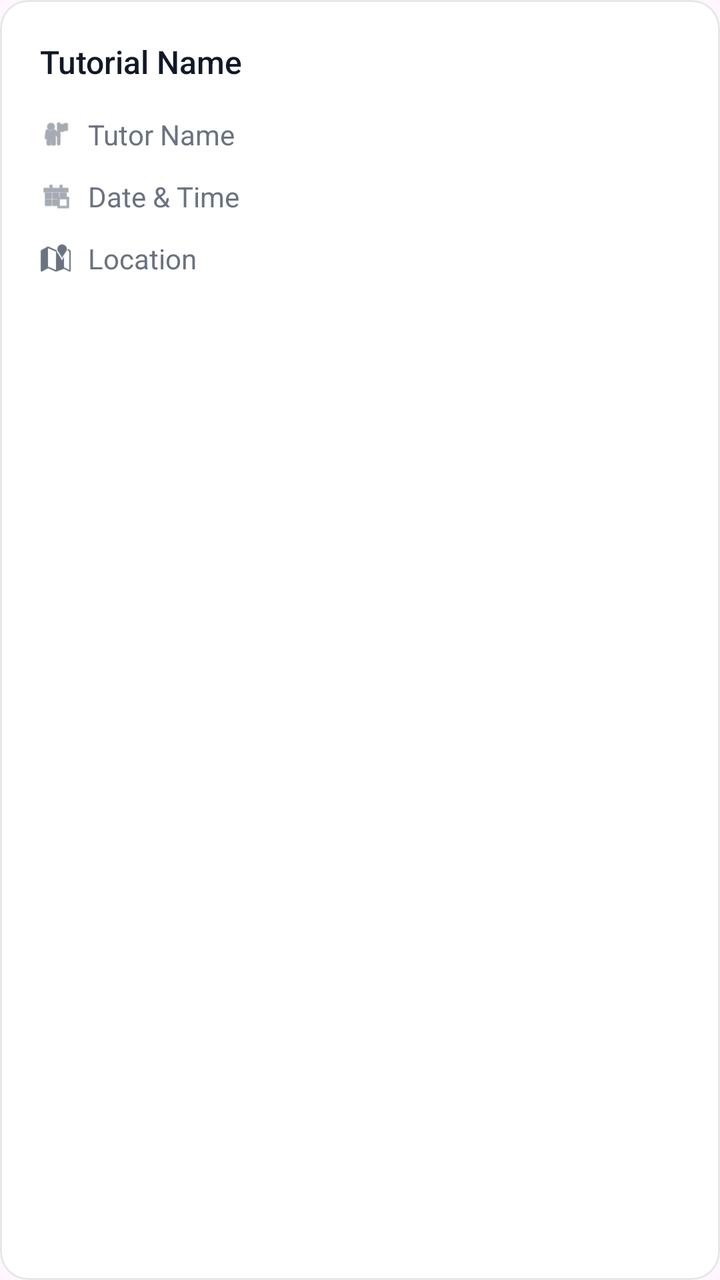
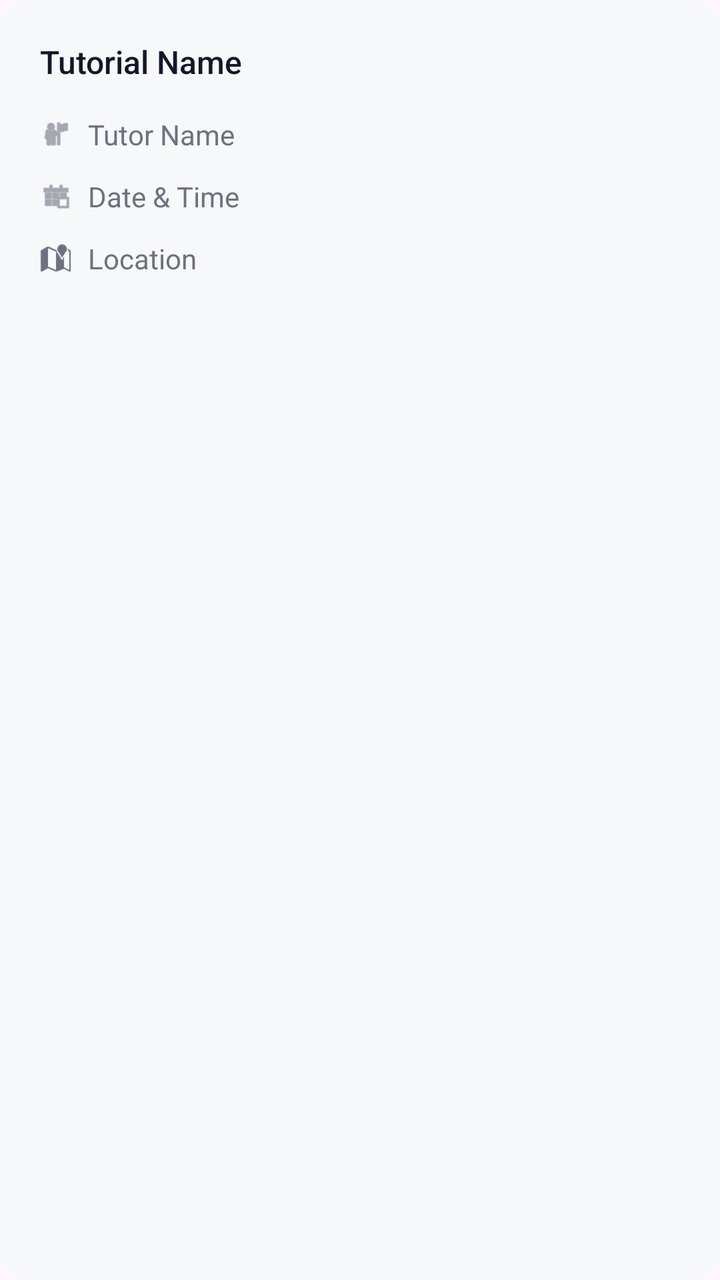

Screens rendered from an Android XML layout before and after an edit, with the pre-edit source and the edit as a unified diff.
<!-- AndroidManifest.xml: application theme Theme.Csci3130Group1 -->
<!-- res/layout/tutorial_card_item.xml -->
<?xml version="1.0" encoding="utf-8"?>
<com.google.android.material.card.MaterialCardView xmlns:android="http://schemas.android.com/apk/res/android"
    xmlns:app="http://schemas.android.com/apk/res-auto"
    android:layout_width="match_parent"
    android:layout_height="wrap_content"
    android:layout_marginBottom="12dp"
    app:cardCornerRadius="14dp"
    app:cardElevation="0dp"
    app:cardBackgroundColor="#FFFFFF"
    app:strokeColor="#E5E7EB"
    app:strokeWidth="1dp"
    android:clickable="true"
    android:focusable="true"
    android:foreground="?android:attr/selectableItemBackground">

    <LinearLayout
        android:layout_width="match_parent"
        android:layout_height="wrap_content"
        android:orientation="vertical"
        android:padding="20dp">

        
        <TextView
            android:id="@+id/tutorialCardName"
            android:layout_width="match_parent"
            android:layout_height="wrap_content"
            android:text="Tutorial Name"
            android:textSize="16sp"
            android:fontFamily="sans-serif-medium"
            android:textColor="#111827"
            android:layout_marginBottom="16dp"/>

        
        <LinearLayout
            android:layout_width="match_parent"
            android:layout_height="wrap_content"
            android:orientation="vertical">

            
            <LinearLayout
                android:layout_width="match_parent"
                android:layout_height="wrap_content"
                android:orientation="horizontal"
                android:gravity="center_vertical"
                android:layout_marginBottom="12dp">

                <ImageView
                    android:layout_width="16dp"
                    android:layout_height="16dp"
                    android:src="@android:drawable/ic_menu_myplaces"
                    app:tint="#6B7280"
                    android:contentDescription="Tutor Icon" />

                <TextView
                    android:id="@+id/tutorialCardTutor"
                    android:layout_width="wrap_content"
                    android:layout_height="wrap_content"
                    android:text="Tutor Name"
                    android:textSize="14sp"
                    android:textColor="#6B7280"
                    android:layout_marginStart="8dp"/>
            </LinearLayout>

            
            <LinearLayout
                android:layout_width="match_parent"
                android:layout_height="wrap_content"
                android:orientation="horizontal"
                android:gravity="center_vertical"
                android:layout_marginBottom="12dp">

                <ImageView
                    android:layout_width="16dp"
                    android:layout_height="16dp"
                    android:src="@android:drawable/ic_menu_today"
                    app:tint="#6B7280"
                    android:contentDescription="Date Icon" />

                <TextView
                    android:id="@+id/tutorialCardDateTime"
                    android:layout_width="wrap_content"
                    android:layout_height="wrap_content"
                    android:text="Date &amp; Time"
                    android:textSize="14sp"
                    android:textColor="#6B7280"
                    android:layout_marginStart="8dp"/>
            </LinearLayout>

            
            <LinearLayout
                android:layout_width="match_parent"
                android:layout_height="wrap_content"
                android:orientation="horizontal"
                android:gravity="center_vertical">

                <ImageView
                    android:layout_width="16dp"
                    android:layout_height="16dp"
                    android:src="@android:drawable/ic_dialog_map"
                    app:tint="#6B7280"
                    android:contentDescription="Location Icon" />

                <TextView
                    android:id="@+id/tutorialCardLocation"
                    android:layout_width="wrap_content"
                    android:layout_height="wrap_content"
                    android:text="Location"
                    android:textSize="14sp"
                    android:textColor="#6B7280"
                    android:layout_marginStart="8dp"/>
            </LinearLayout>
        </LinearLayout>

    </LinearLayout>
</com.google.android.material.card.MaterialCardView>
<!-- resources referenced by this layout -->
<resources>
  <style name="Theme.Csci3130Group1" parent="Base.Theme.Csci3130Group1" />
  <style name="Base.Theme.Csci3130Group1" parent="Theme.Material3.DayNight.NoActionBar">
          
          <item name="colorPrimary">#111827</item>
          <item name="colorOnPrimary">#FFFFFF</item>
          <item name="colorSecondary">#6B7280</item>
          <item name="colorOnSecondary">#FFFFFF</item>
          
          <item name="colorPrimaryContainer">#F3F4F6</item>
          <item name="colorOnPrimaryContainer">#111827</item>
          <item name="colorSecondaryContainer">#F3F4F6</item>
          <item name="colorOnSecondaryContainer">#111827</item>
          <item name="colorTertiary">#9CA3AF</item>
          <item name="colorSurface">#FFFFFF</item>
          <item name="colorOnSurface">#111827</item>
          <item name="colorOutline">#E5E7EB</item>
          <item name="android:navigationBarColor">#FFFFFF</item>
          <item name="android:statusBarColor">#FFFFFF</item>
      </style>
</resources>

<!-- the commit's change to res/layout/tutorial_card_item.xml (unified diff, before → after) -->
@@ -6,9 +6,8 @@
     android:layout_marginBottom="12dp"
     app:cardCornerRadius="14dp"
     app:cardElevation="0dp"
-    app:cardBackgroundColor="#FFFFFF"
-    app:strokeColor="#E5E7EB"
-    app:strokeWidth="1dp"
+    app:cardBackgroundColor="#F7F8FA"
+    app:strokeWidth="0dp"
     android:clickable="true"
     android:focusable="true"
     android:foreground="?android:attr/selectableItemBackground">
